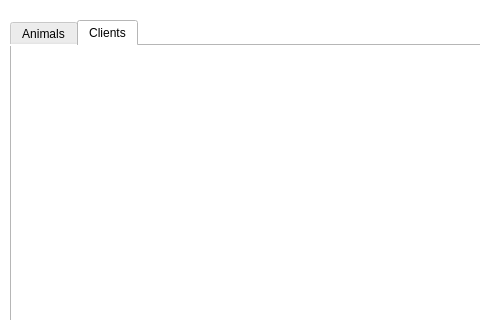
lfroms/cuacs, file app/MainWindow/MainWindow.ui: the form before one commit; both pictures show x 0 to 480 and y 0 to 320 of the 753 by 497 pixel window.
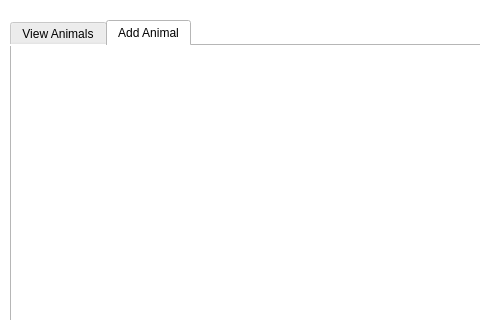
The form after the commit. The open tabs and pages were chosen to show the change.

Commit message: Rename tabs

```diff
--- a/app/MainWindow/MainWindow.ui
+++ b/app/MainWindow/MainWindow.ui
@@ -49,7 +49,7 @@
     </property>
     <widget class="QWidget" name="animalsTab">
      <attribute name="title">
-      <string>Animals</string>
+      <string>View Animals</string>
      </attribute>
      <widget class="QListWidget" name="animalsListWidget">
       <property name="geometry">
@@ -64,7 +64,7 @@
     </widget>
     <widget class="QWidget" name="clientsTab">
      <attribute name="title">
-      <string>Clients</string>
+      <string>Add Animal</string>
      </attribute>
     </widget>
    </widget>
```
Left out of the diff: 6 changed lines with no effect on the pictures.
